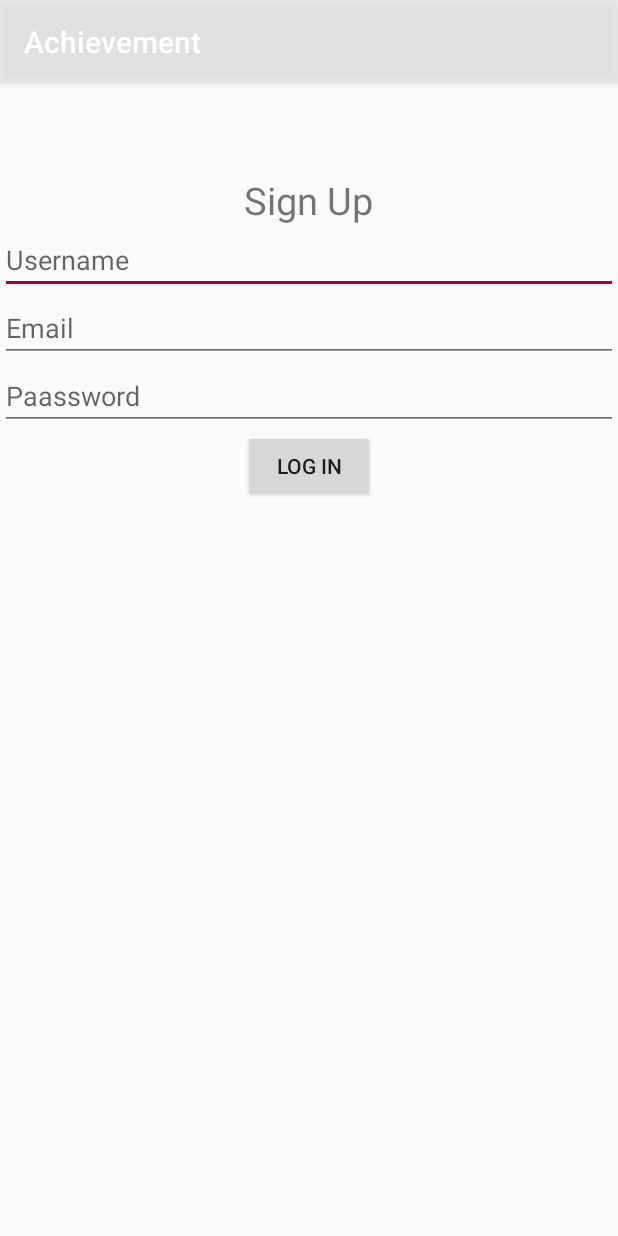
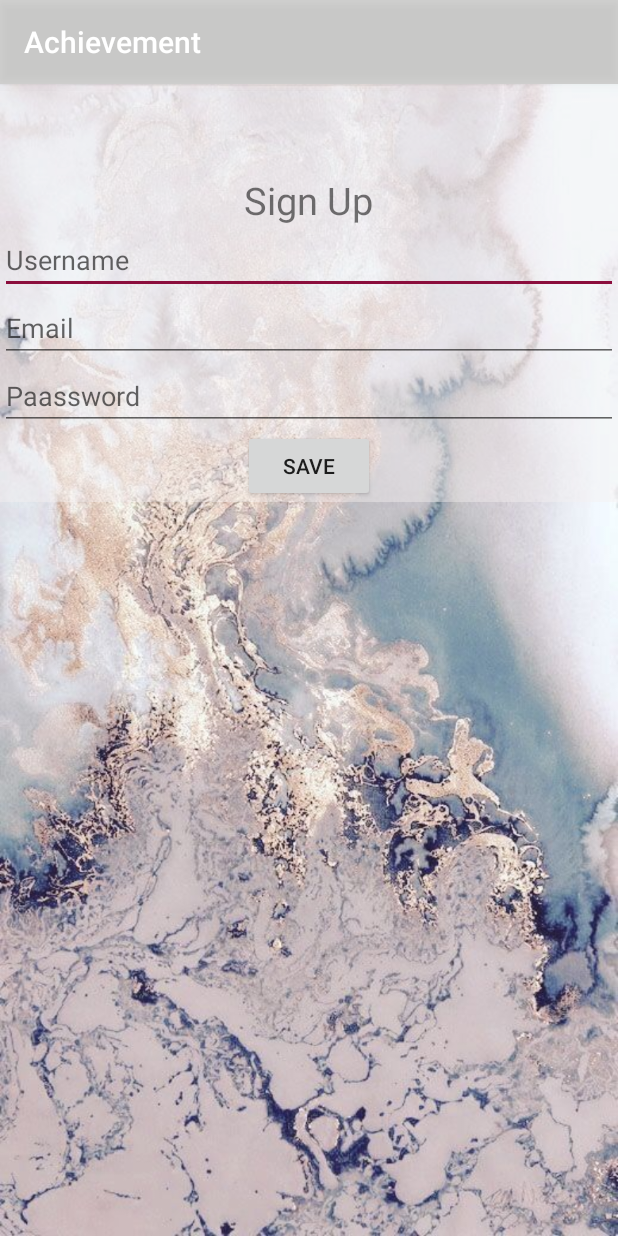
Before and after one commit to fatemeh123/Achievement1, an Android app: the SignUpActivity screen opened directly, with no data from a screen before it, on a phone screen of 412 x 824 dp. Run offline under Robolectric (Android 15) with nearby library versions, the phone set to English and light mode, and no system bars.

Commit message:
design no2

```diff
--- a/app/src/main/java/com/example/hero/achievement/MainActivity.java
+++ b/app/src/main/java/com/example/hero/achievement/MainActivity.java
@@ -63,7 +63,8 @@ public class MainActivity extends AppCompatActivity {
         btnSignUp.setOnClickListener(new View.OnClickListener() {
             @Override
             public void onClick(View v) {
-                //bere tooo activity sign up
+                Intent intent = new Intent(MainActivity.this,SignUpActivity.class);
+                startActivity(intent);
             }
         });
     }
--- a/app/src/main/java/com/example/hero/achievement/SQLiteDBHelper.java
+++ b/app/src/main/java/com/example/hero/achievement/SQLiteDBHelper.java
@@ -197,7 +197,7 @@ baraye gereftane etelaate kole jadval
         if(all.moveToFirst()){
             do{
 
-                String date   = all.getString(0);
+                String date            = all.getString(0);
                 int hourPerSession     = all.getInt(1);
 
                 sessionList.add(new DatabaseModelChart(date,hourPerSession));
--- a/app/src/main/res/layout/activity_sign_up.xml
+++ b/app/src/main/res/layout/activity_sign_up.xml
@@ -5,8 +5,15 @@
     android:layout_width="match_parent"
     android:layout_height="match_parent"
     tools:context=".SignUpActivity"
-    android:orientation="vertical">
+    android:orientation="vertical"
+    android:background="@drawable/background">
 
+    <LinearLayout
+        android:layout_width="match_parent"
+        android:layout_height="wrap_content"
+        android:orientation="vertical"
+        android:background="#6DF3EFEF"
+        >
         <TextView
             android:id="@+id/txtSignUp"
             android:layout_width="wrap_content"
@@ -39,8 +46,11 @@
             android:id="@+id/btnLogIn"
             android:layout_width="wrap_content"
             android:layout_height="wrap_content"
-            android:text="log in"
+            android:text="save"
             android:layout_gravity="center"/>
 
 
     </LinearLayout>
+
+
+    </LinearLayout>
--- a/app/src/main/res/values/colors.xml
+++ b/app/src/main/res/values/colors.xml
@@ -1,6 +1,6 @@
 <?xml version="1.0" encoding="utf-8"?>
 <resources>
-    <color name="colorPrimary">#51CCCCC7</color>
+    <color name="colorPrimary">#5180807F</color>
     <color name="colorPrimaryDark">#090F14</color>
     <color name="colorAccent">#8B0D3C</color>
 </resources>
```
Also changed, not shown: app/src/main/java/com/example/hero/achievement/NamesAdapter.java (+7 -14 lines). Lines whose indentation alone changed are shown as unchanged.
